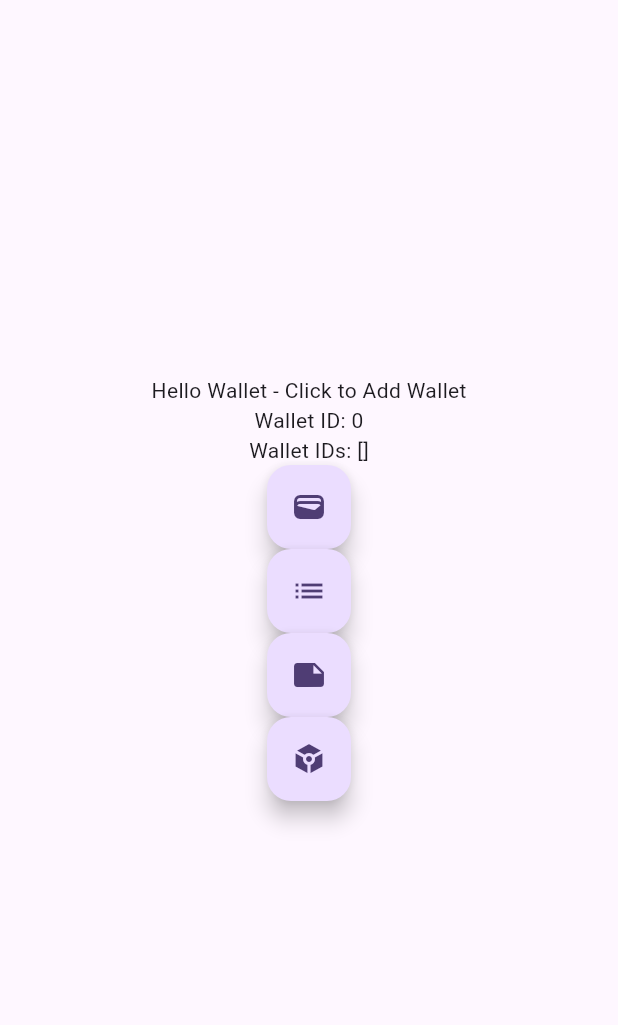
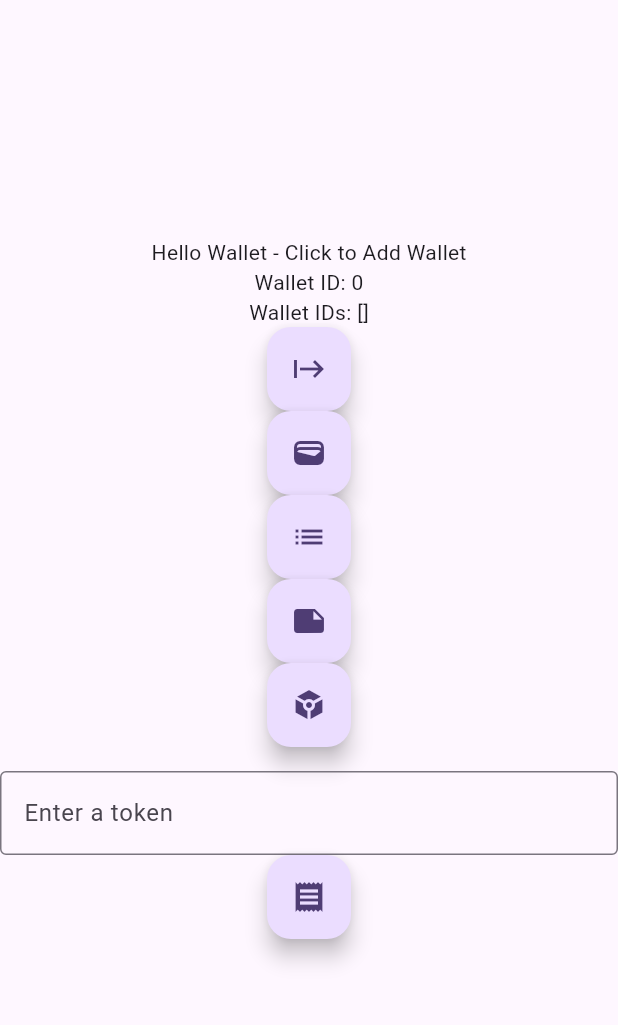
Before and after one commit to zupzup/ffi_test_app, a Flutter app: the screen it shows after launch, after a tap on the "wallet" icon, on a phone screen of 412 x 824 dp, the part 84-1109 px from its top. Run offline on Flutter 3.47's test engine with Material 3 defaults, Android fonts, the phone set to English and light mode, and no system bars; missing offline and left inert: wallet_ffi.

```diff
--- a/lib/main.dart
+++ b/lib/main.dart
@@ -5,24 +5,9 @@ import 'dart:async';
 
 void main() async {
   WidgetsFlutterBinding.ensureInitialized();
-  final dbDir = await getDatabaseDir();
-  final conf = WalletFfiConfig(
-    dbFolderPath: dbDir,
-    logLevel: "debug",
-    jobIntervalSecs: BigInt.from(10),
-    jobInitialDelaySecs: BigInt.from(5),
-    defaultMintUrl: "https://wildcat-dev-docker.minibill.tech",
-  );
   debugPrint('Rust init');
   await RustLib.init();
 
-  debugPrint('Wallet init');
-  try {
-    await initWalletFfi(conf: conf);
-  } catch (e, st) {
-    debugPrint('Unexpected error on INIT: $e\n$st');
-  }
-  debugPrint('Init Done - running!');
   runApp(const MyApp());
 }
 
@@ -86,12 +71,47 @@ class MyHomePage extends StatefulWidget {
 }
 
 class _MyHomePageState extends State<MyHomePage> {
+  final TextEditingController _controller = TextEditingController();
   BigInt _walletId = BigInt.from(0);
   List<BigInt> _wallets = [];
 
   @override
   void dispose() {
     super.dispose();
+  }
+
+  Future<void> _initFfi() async {
+    debugPrint('Wallet init');
+    final dbDir = await getDatabaseDir();
+    final conf = WalletFfiConfig(
+      dbFolderPath: dbDir,
+      logLevel: "debug",
+      jobIntervalSecs: BigInt.from(10),
+      jobInitialDelaySecs: BigInt.from(5),
+      defaultMintUrl: "https://wildcat-dev-docker.minibill.tech",
+    );
+    try {
+      await initWalletFfi(conf: conf);
+    } catch (e, st) {
+      debugPrint('Unexpected error on INIT: $e\n$st');
+    }
+    debugPrint('Init Done - running!');
+  }
+
+  Future<void> _receiveToken() async {
+    try {
+      final text = _controller.text.trim();
+
+      if (text.isEmpty) {
+        return;
+      }
+      final req = WalletReceiveRequest(walletId: _walletId, token: text);
+      await walletReceive(req: req);
+    } on WalletError catch (e) {
+      debugPrint('Error, ${e.msg}, ${e.kind}');
+    } catch (e, st) {
+      debugPrint('Unexpected error: $e\n$st');
+    }
   }
 
   Future<void> _payByToken() async {
@@ -212,6 +232,11 @@ class _MyHomePageState extends State<MyHomePage> {
             Text('Wallet ID: $_walletId'),
             Text('Wallet IDs: $_wallets'),
             FloatingActionButton(
+              onPressed: _initFfi,
+              tooltip: 'INIT',
+              child: const Icon(Icons.start),
+            ),
+            FloatingActionButton(
               onPressed: _addWallet,
               tooltip: 'WALLET',
               child: const Icon(Icons.wallet),
@@ -231,6 +256,20 @@ class _MyHomePageState extends State<MyHomePage> {
               tooltip: 'TOKEN',
               child: const Icon(Icons.token),
             ),
+            const SizedBox(height: 16),
+            TextField(
+              controller: _controller,
+              keyboardType: TextInputType.text,
+              decoration: const InputDecoration(
+                border: OutlineInputBorder(),
+                labelText: 'Enter a token',
+              ),
+            ),
+            FloatingActionButton(
+              onPressed: _receiveToken,
+              tooltip: 'RECEIVETOKEN',
+              child: const Icon(Icons.receipt),
+            ),
           ],
         ),
       ),
```
